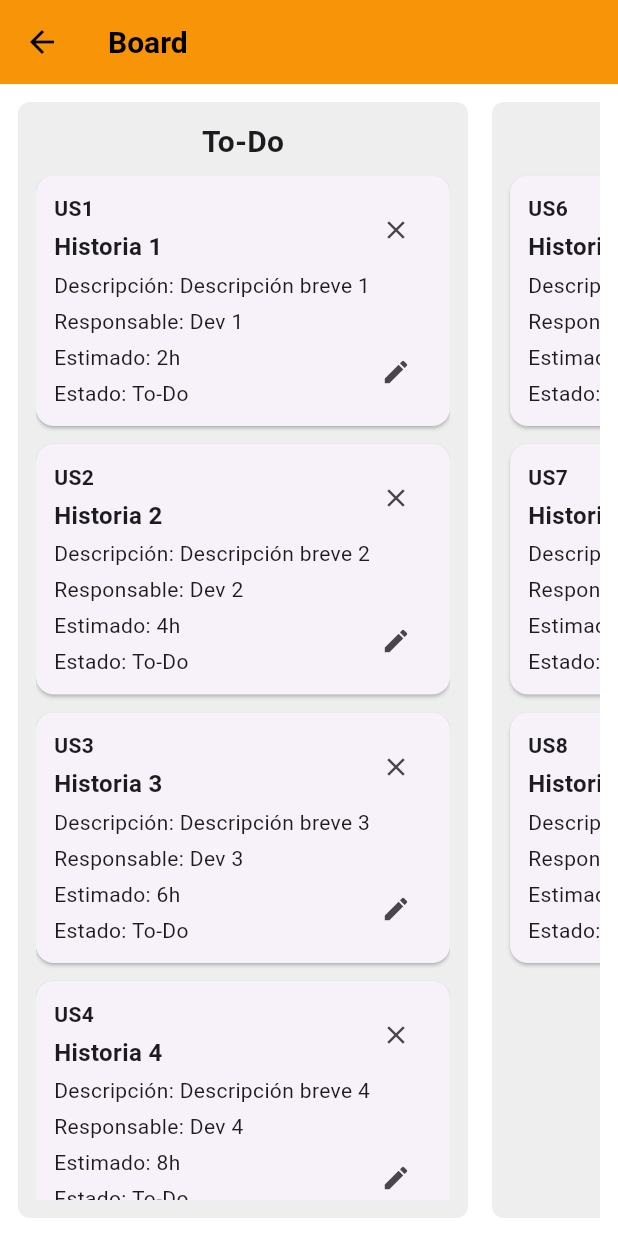
After one commit to FlowStack-S/managewise-mobileapp, a Flutter app: the BoardPage screen opened directly, on a phone screen of 412 x 824 dp. The commit adds this screen. Run offline on Flutter 3.47's test engine with Material 3 defaults, Android fonts, the phone set to English and light mode, and no system bars; our stand-ins replace syncfusion_flutter_charts.

Commit message:
Added board view

```diff
--- /dev/null
+++ b/lib/features/board/presentation/board_page.dart
@@ -0,0 +1,143 @@
+// lib/features/board/presentation/board_page.dart
+import 'package:flutter/material.dart';
+
+class BoardPage extends StatelessWidget {
+  const BoardPage({super.key});
+
+  // Datos dummy
+  List<Map<String, String>> get _toDoStories => List.generate(5, (i) => {
+    'US#': 'US${i + 1}',
+    'Título': 'Historia ${i + 1}',
+    'Descripción': 'Descripción breve ${i + 1}',
+    'Responsable': 'Dev ${i + 1}',
+    'Estimado': '${(i + 1) * 2}h',
+    'Estado': 'To-Do',
+  });
+
+  List<Map<String, String>> get _inProgressStories => List.generate(3, (i) => {
+    'US#': 'US${i + 6}',
+    'Título': 'Historia ${i + 6}',
+    'Descripción': 'Descripción breve ${i + 6}',
+    'Responsable': 'Dev ${i + 6}',
+    'Estimado': '${(i + 1) * 3}h',
+    'Estado': 'In-Progress',
+  });
+
+  List<Map<String, String>> get _doneStories => List.generate(4, (i) => {
+    'US#': 'US${i + 9}',
+    'Título': 'Historia ${i + 9}',
+    'Descripción': 'Descripción breve ${i + 9}',
+    'Responsable': 'Dev ${i + 9}',
+    'Estimado': '${(i + 1) * 1}h',
+    'Estado': 'Done',
+  });
+
+  Widget _buildColumn(String title, List<Map<String, String>> stories) {
+    return Container(
+      width: 300, // ancho fijo para cada columna
+      margin: const EdgeInsets.only(right: 16.0),
+      padding: const EdgeInsets.all(12.0),
+      decoration: BoxDecoration(
+        color: Colors.grey[200],
+        borderRadius: BorderRadius.circular(8),
+      ),
+      child: Column(
+        children: [
+          Text(
+            title,
+            style: const TextStyle(fontSize: 20, fontWeight: FontWeight.bold),
+          ),
+          const SizedBox(height: 8),
+          Expanded(
+            child: ListView.builder(
+              itemCount: stories.length,
+              itemBuilder: (context, idx) {
+                final story = stories[idx];
+                return Card(
+                  margin: const EdgeInsets.only(bottom: 12),
+                  child: Padding(
+                    padding: const EdgeInsets.all(12.0),
+                    child: Stack(
+                      children: [
+                        // Detalles de la historia
+                        Column(
+                          crossAxisAlignment: CrossAxisAlignment.start,
+                          children: [
+                            Text(
+                              story['US#']!,
+                              style: const TextStyle(fontWeight: FontWeight.bold),
+                            ),
+                            const SizedBox(height: 4),
+                            Text(
+                              story['Título']!,
+                              style: const TextStyle(
+                                  fontSize: 16, fontWeight: FontWeight.w600),
+                            ),
+                            const SizedBox(height: 4),
+                            Text('Descripción: ${story['Descripción']!}'),
+                            const SizedBox(height: 4),
+                            Text('Responsable: ${story['Responsable']!}'),
+                            const SizedBox(height: 4),
+                            Text('Estimado: ${story['Estimado']!}'),
+                            const SizedBox(height: 4),
+                            Text('Estado: ${story['Estado']!}'),
+                          ],
+                        ),
+                        // Botón borrar (arriba derecha)
+                        Positioned(
+                          top: 0,
+                          right: 0,
+                          child: IconButton(
+                            icon: const Icon(Icons.close, size: 20),
+                            onPressed: () {
+                              // TODO: borrar acción
+                            },
+                          ),
+                        ),
+                        // Botón editar (abajo derecha)
+                        Positioned(
+                          bottom: 0,
+                          right: 0,
+                          child: IconButton(
+                            icon: const Icon(Icons.edit, size: 20),
+                            onPressed: () {
+                              // TODO: editar acción
+                            },
+                          ),
+                        ),
+                      ],
+                    ),
+                  ),
+                );
+              },
+            ),
+          ),
+        ],
+      ),
+    );
+  }
+
+  @override
+  Widget build(BuildContext context) {
+    return Scaffold(
+      appBar: AppBar(
+        title: const Text('Board'),
+        backgroundColor: Colors.orange,
+      ),
+      body: Padding(
+        padding: const EdgeInsets.all(12.0),
+        child: SingleChildScrollView(
+          scrollDirection: Axis.horizontal, // permite el scroll horizontal
+          child: Row(
+            crossAxisAlignment: CrossAxisAlignment.start,
+            children: [
+              _buildColumn('To-Do', _toDoStories),
+              _buildColumn('In-Progress', _inProgressStories),
+              _buildColumn('Done', _doneStories),
+            ],
+          ),
+        ),
+      ),
+    );
+  }
+}
--- a/lib/features/home/presentation/drawer_menu.dart
+++ b/lib/features/home/presentation/drawer_menu.dart
@@ -1,6 +1,7 @@
 import 'package:flutter/material.dart';
 import 'package:managewise_mobileproject/features/statistics/presentation/statistics_page.dart';
 import 'package:managewise_mobileproject/features/backlog/presentation/backlog_page.dart';
+import 'package:managewise_mobileproject/features/board/presentation/board_page.dart';
 
 class DrawerMenu extends StatelessWidget {
   const DrawerMenu({super.key});
@@ -17,7 +18,7 @@ class DrawerMenu extends StatelessWidget {
           ),
           _buildDrawerItem(context, Icons.bar_chart, 'Statistics', const StatisticsPage()),
           _buildDrawerItem(context, Icons.list_alt, 'Backlog', const BacklogPage()),
-          //_buildDrawerItem(context, Icons.view_kanban, 'Board', const BoardPage()),
+          _buildDrawerItem(context, Icons.view_kanban, 'Board', const BoardPage()),
           //_buildDrawerItem(context, Icons.bug_report, 'Issues', const IssuesPage()),
           //_buildDrawerItem(context, Icons.group, 'Members', const MembersPage()),
           //_buildDrawerItem(context, Icons.meeting_room, 'Meetings', const MeetingsPage()),
```
Also changed, not shown: 4 other files.
